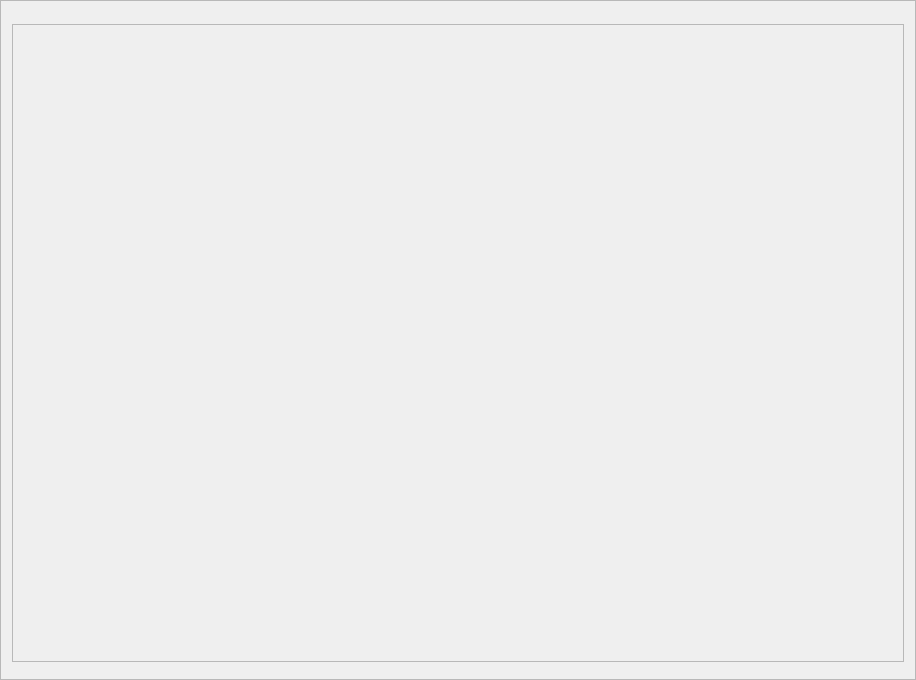
Qt form CanopyGUI/ContentWindows/ContentWindow.ui (joshrands/Canopy) before a commit.
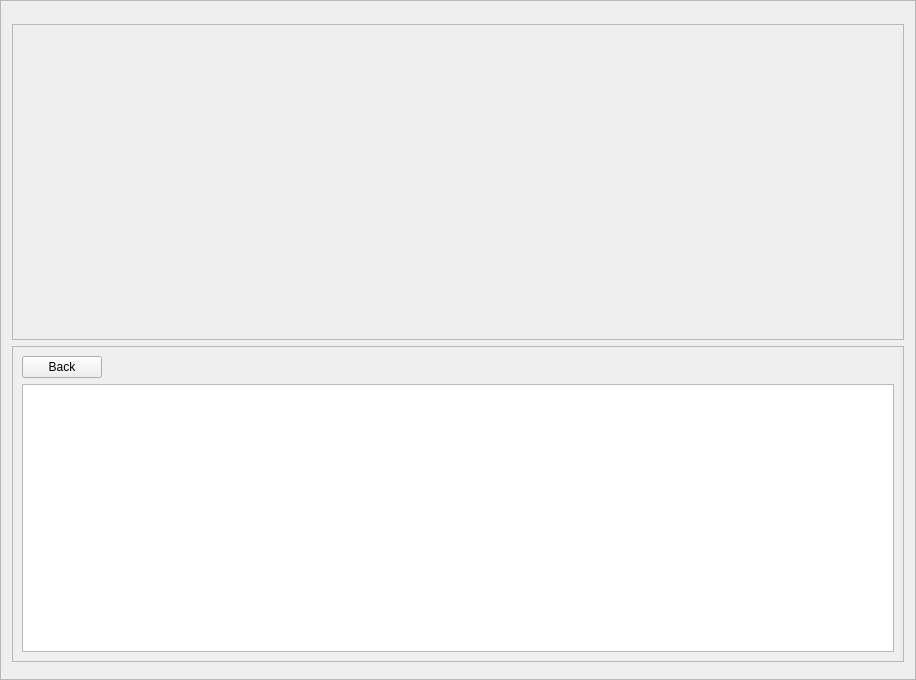
The same form after that commit.

Commit message: Showing html page

Diff of the .ui file:
```diff
--- a/CanopyGUI/ContentWindows/ContentWindow.ui
+++ b/CanopyGUI/ContentWindows/ContentWindow.ui
@@ -95,12 +95,34 @@
         <x>0</x>
         <y>0</y>
         <width>894</width>
-        <height>618</height>
+        <height>305</height>
        </rect>
       </property>
      </widget>
     </widget>
    </item>
+   <item>
+    <widget class="QFrame" name="htmlFrame">
+     <property name="frameShape">
+      <enum>QFrame::StyledPanel</enum>
+     </property>
+     <property name="frameShadow">
+      <enum>QFrame::Raised</enum>
+     </property>
+     <layout class="QVBoxLayout" name="verticalLayout_2">
+      <item alignment="Qt::AlignLeft">
+       <widget class="QPushButton" name="backButton">
+        <property name="text">
+         <string>Back</string>
+        </property>
+       </widget>
+      </item>
+      <item>
+       <widget class="QTextBrowser" name="htmlContent"/>
+      </item>
+     </layout>
+    </widget>
+   </item>
    <item>
     <widget class="QFrame" name="baseFrame">
      <property name="frameShape">
```
Left out of the diff: 3 changed lines with no effect on the pictures. The commit also changes 3 other files.
